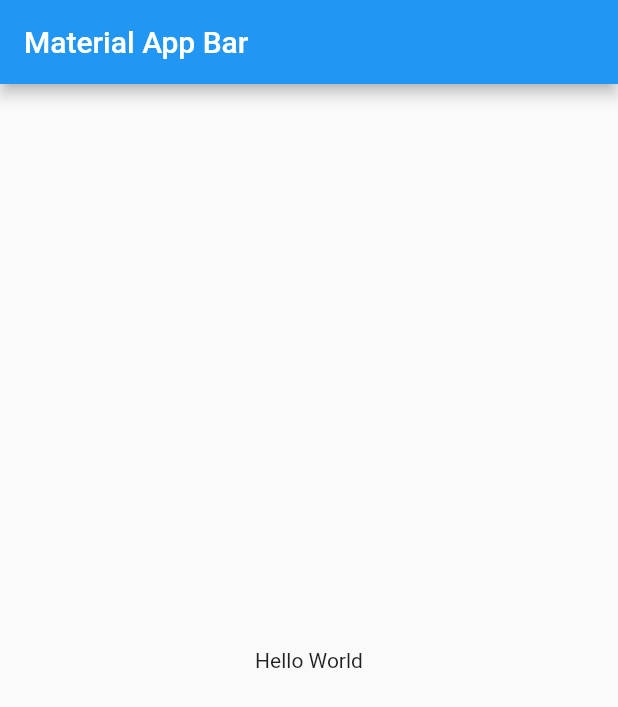
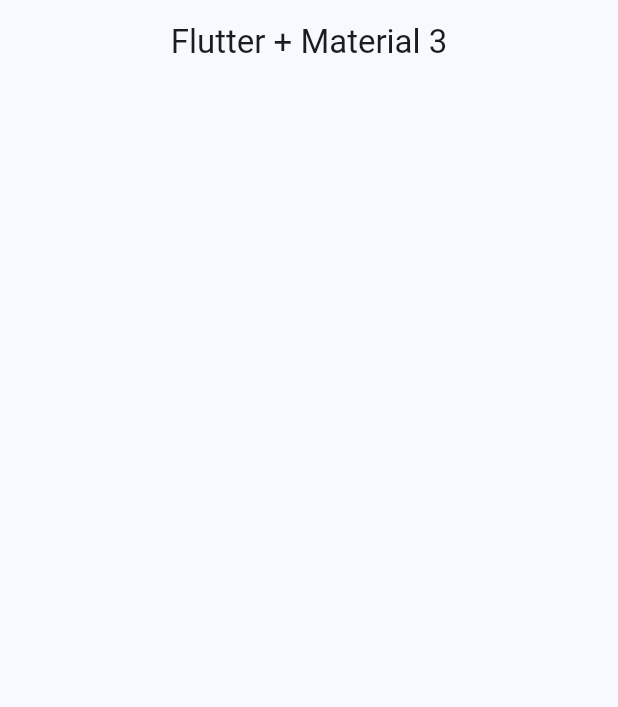
Before and after one commit to MatthieuJBM/widgets_flutter_app, a Flutter app: the screen it shows after launch, on a phone screen of 412 x 824 dp. Shown: the top 707 px of the screen. Run offline on Flutter 3.47's test engine with Material 2 defaults, Android fonts, the phone set to English and light mode, and no system bars.

Commit message:
App theme, menu_items and home_screen added

```diff
--- /dev/null
+++ b/lib/config/app_theme.dart
@@ -0,0 +1,29 @@
+import 'package:flutter/material.dart';
+
+const colorList = <Color>[
+  Colors.blue,
+  Colors.teal,
+  Colors.green,
+  Colors.red,
+  Colors.purple,
+  Colors.deepPurple,
+  Colors.orange,
+  Colors.pink,
+  Colors.pinkAccent,
+];
+
+class AppTheme {
+  final int selectedColor;
+
+  AppTheme({this.selectedColor = 0})
+      : assert(selectedColor >= 0 && selectedColor < colorList.length,
+            'Value must be greater than zero and less than ${colorList.length}');
+
+  ThemeData getTheme() => ThemeData(
+        useMaterial3: true,
+        colorSchemeSeed: colorList[selectedColor],
+        appBarTheme: const AppBarTheme(
+          centerTitle: true,
+        ),
+      );
+}
--- a/lib/main.dart
+++ b/lib/main.dart
@@ -1,4 +1,6 @@
 import 'package:flutter/material.dart';
+import 'package:widgets_app/config/app_theme.dart';
+import 'package:widgets_app/presentation/screens/home/home_screen.dart';
 
 void main() {
   runApp(const MyApp());
@@ -10,14 +12,9 @@ class MyApp extends StatelessWidget {
   @override
   Widget build(BuildContext context) {
     return MaterialApp(
-      title: 'Material App',
-      home: Scaffold(
-          appBar: AppBar(
-            title: const Text('Material App Bar'),
-          ),
-          body: const Center(
-            child: Text('Hello World'),
-          )),
+      debugShowCheckedModeBanner: false,
+      theme: AppTheme(selectedColor: 0).getTheme(),
+      home: const HomeScreen(),
     );
   }
 }
--- /dev/null
+++ b/lib/presentation/screens/home/home_screen.dart
@@ -0,0 +1,14 @@
+import 'package:flutter/material.dart';
+
+class HomeScreen extends StatelessWidget {
+  const HomeScreen({super.key});
+
+  @override
+  Widget build(BuildContext context) {
+    return Scaffold(
+      appBar: AppBar(
+        title: const Text('Flutter + Material 3'),
+      ),
+    );
+  }
+}
```
Also changed, not shown: lib/config/menu/menu_items.dart (added, +29 -0 lines).
